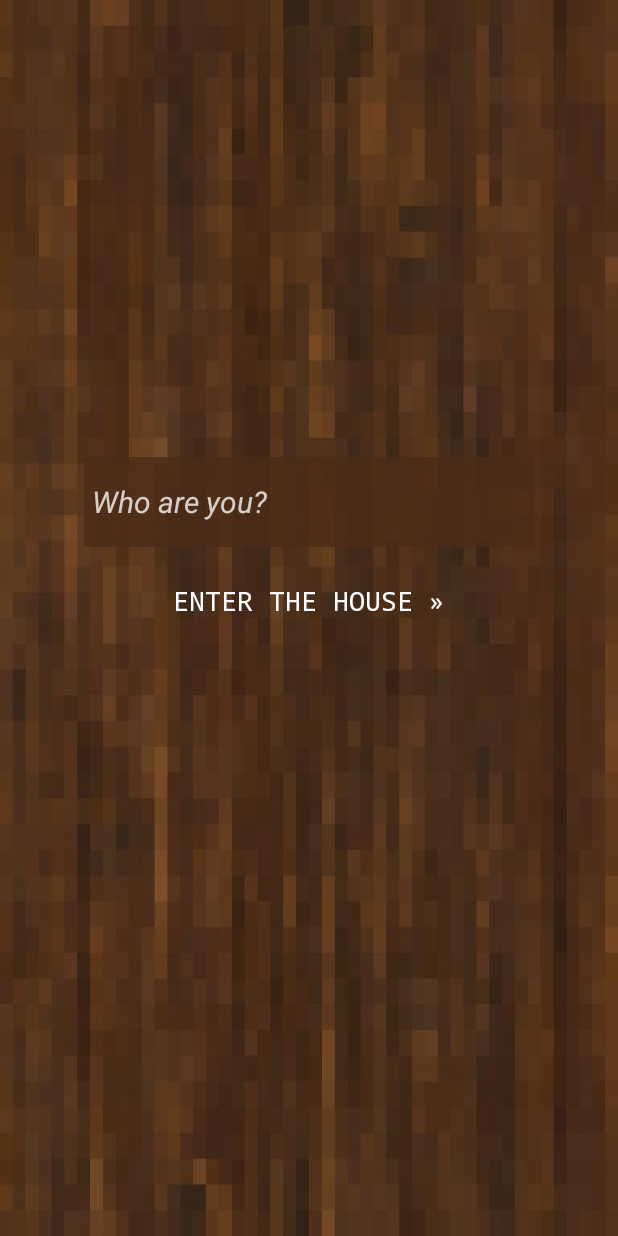
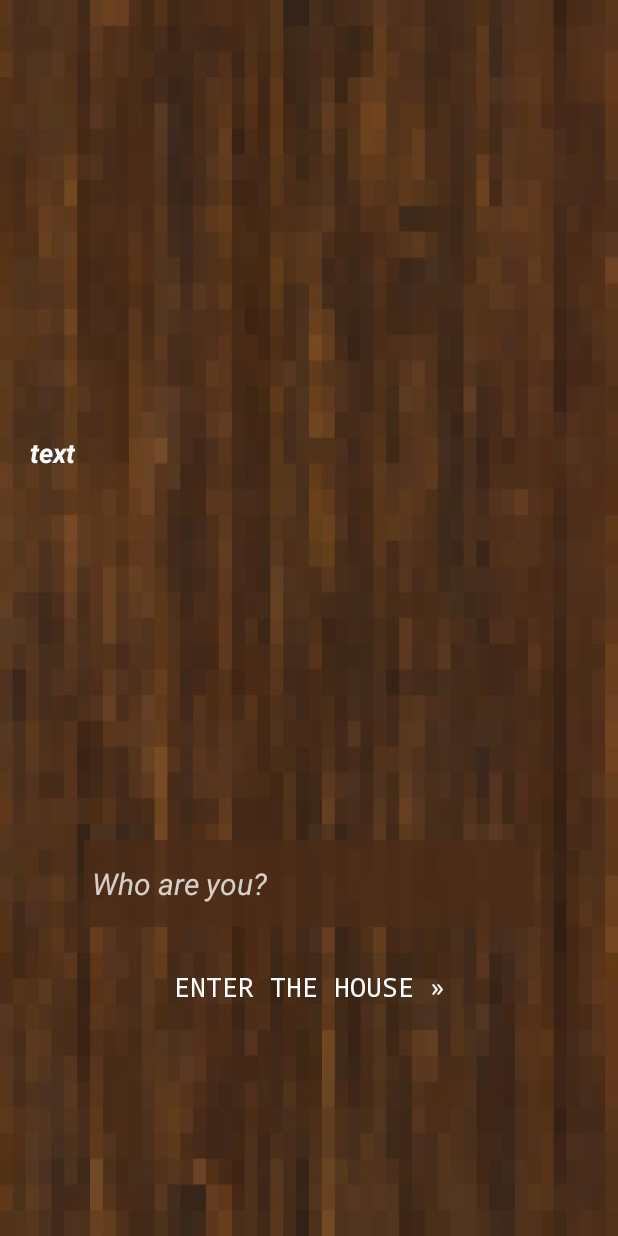
Before and after one commit to KristenEBrown/hauntwist, an Android app: the layout activity_splash.xml on its own in the app's theme, with its tools: preview values and no code run, on a phone screen of 412 x 824 dp. Run offline under Robolectric (Android 15) with nearby library versions, the phone set to English and light mode, and no system bars.

Commit message:
room pics and splash xml

```diff
--- a/app/src/main/res/layout/activity_splash.xml
+++ b/app/src/main/res/layout/activity_splash.xml
@@ -10,7 +10,7 @@
     <EditText
         android:id="@+id/nameEditText"
         android:layout_width="300sp"
-        android:layout_height="60sp"
+        android:layout_height="58dp"
         android:layout_marginBottom="8dp"
         android:layout_marginEnd="8dp"
         android:layout_marginLeft="8dp"
@@ -30,10 +30,9 @@
         android:textStyle="italic"
         app:layout_constraintBottom_toBottomOf="parent"
         app:layout_constraintEnd_toEndOf="parent"
-        app:layout_constraintHorizontal_bias="0.503"
         app:layout_constraintStart_toStartOf="parent"
         app:layout_constraintTop_toTopOf="parent"
-        app:layout_constraintVertical_bias="0.397" />
+        app:layout_constraintVertical_bias="0.736" />
 
     <Button
         android:id="@+id/entryBttn"
@@ -43,13 +42,29 @@
         android:layout_marginLeft="8dp"
         android:layout_marginRight="8dp"
         android:layout_marginStart="8dp"
-        android:layout_marginTop="12dp"
+        android:layout_marginTop="16dp"
         android:background="@android:color/transparent"
         android:text="Enter the house »"
         android:textColor="@android:color/background_light"
         android:textSize="18sp"
         android:typeface="monospace"
         app:layout_constraintEnd_toEndOf="parent"
+        app:layout_constraintHorizontal_bias="0.502"
         app:layout_constraintStart_toStartOf="parent"
         app:layout_constraintTop_toBottomOf="@+id/nameEditText" />
+
+    <TextView
+        android:id="@+id/storyTxt"
+        android:layout_width="wrap_content"
+        android:layout_height="wrap_content"
+        android:gravity = "center"
+        android:layout_margin="20dp"
+        android:text="text"
+        android:textColor="@android:color/background_light"
+        android:textSize="18sp"
+        android:textStyle="bold|italic"
+        app:layout_constraintBottom_toTopOf="@+id/nameEditText"
+        app:layout_constraintStart_toStartOf="parent"
+        app:layout_constraintTop_toTopOf="parent"
+        app:layout_constraintVertical_bias="0.544" />
 </android.support.constraint.ConstraintLayout>
```
Also changed, not shown: app/src/main/res/drawable/room1.png (added), app/src/main/res/drawable/room2.png (added), app/src/main/res/drawable/room3.png (added).
